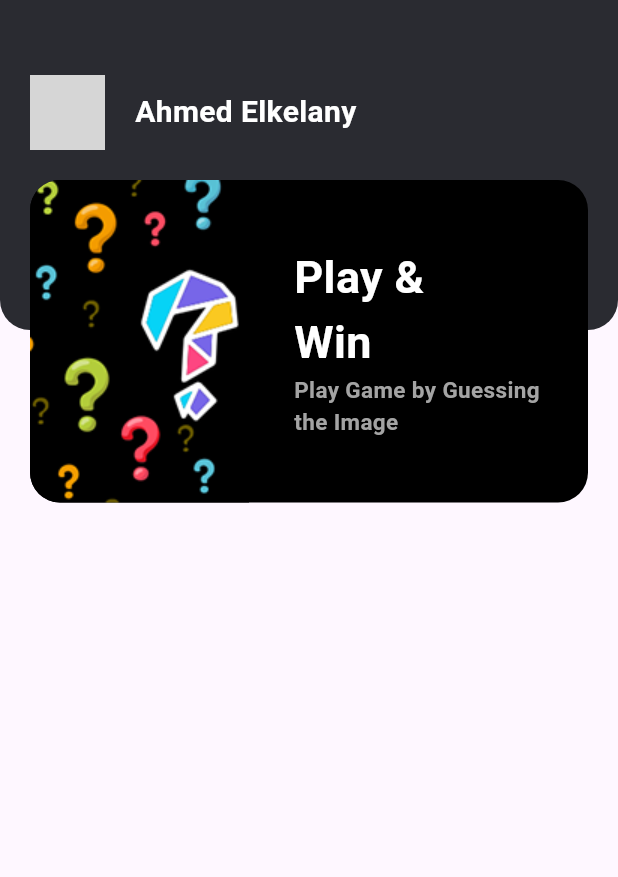
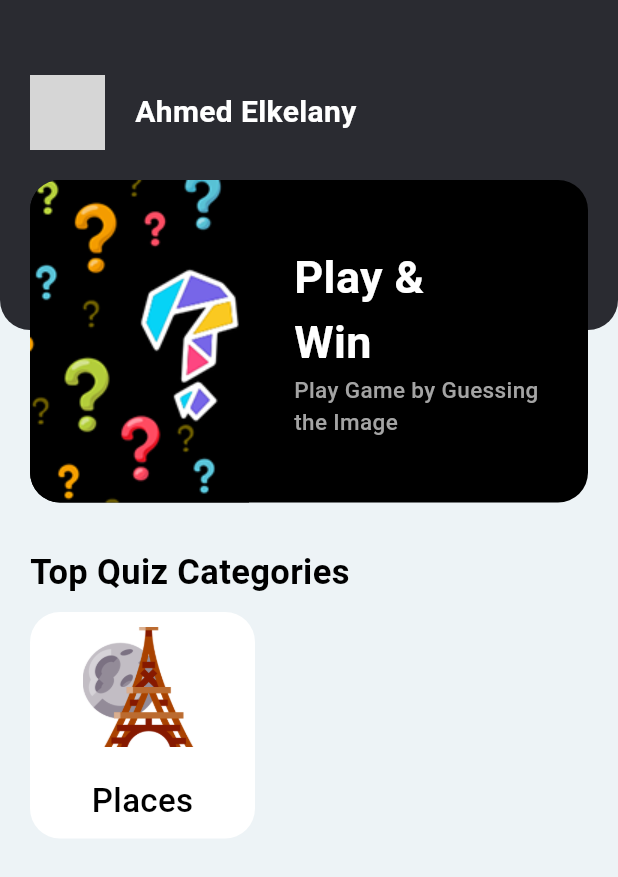
Before and after one commit to Elkelany84/QuizInfo, a Flutter app: the screen it shows after launch, on a phone screen of 412 x 824 dp. Shown: the top 877 px of the screen. Run offline on Flutter 3.47's test engine with Material 3 defaults, Android fonts, the phone set to English and light mode, and no system bars; grey boxes are pictures that could not be loaded.

Commit message:
part1minute20

```diff
--- a/lib/pages/home.dart
+++ b/lib/pages/home.dart
@@ -11,8 +11,10 @@ class _HomeState extends State<Home> {
   @override
   Widget build(BuildContext context) {
     return Scaffold(
+      backgroundColor: Color(0xffedf3f6),
       body: Container(
         child: Column(
+          crossAxisAlignment: CrossAxisAlignment.start,
           children: [
             Stack(children: [
               Container(
@@ -83,14 +85,64 @@ class _HomeState extends State<Home> {
                           style: TextStyle(
                               color: Color(0xFFa4a4a4),
                               fontSize: 15,
-                              fontWeight: FontWeight.bold),
+                              fontWeight: FontWeight.w500),
                         ),
                       ],
                     ),
                   ],
                 ),
               )
-            ])
+            ]),
+            SizedBox(
+              height: 30,
+            ),
+            Padding(
+              padding: const EdgeInsets.only(left: 20.0),
+              child: Text(
+                "Top Quiz Categories",
+                style: TextStyle(
+                    color: Colors.black,
+                    fontSize: 23,
+                    fontWeight: FontWeight.bold),
+              ),
+            ),
+            SizedBox(
+              height: 10,
+            ),
+            Padding(
+              padding: const EdgeInsets.only(right: 20.0, left: 20),
+              child: Row(
+                children: [
+                  Container(
+                    width: 150,
+                    padding: EdgeInsets.all(10),
+                    decoration: BoxDecoration(
+                        color: Colors.white,
+                        borderRadius: BorderRadius.circular(20)),
+                    child: Column(
+                      children: [
+                        Image.asset(
+                          "images/place.png",
+                          height: 80,
+                          width: 80,
+                          fit: BoxFit.cover,
+                        ),
+                        SizedBox(
+                          height: 20,
+                        ),
+                        Text(
+                          "Places",
+                          style: TextStyle(
+                              color: Colors.black,
+                              fontSize: 22,
+                              fontWeight: FontWeight.w500),
+                        ),
+                      ],
+                    ),
+                  )
+                ],
+              ),
+            )
           ],
         ),
       ),
```
